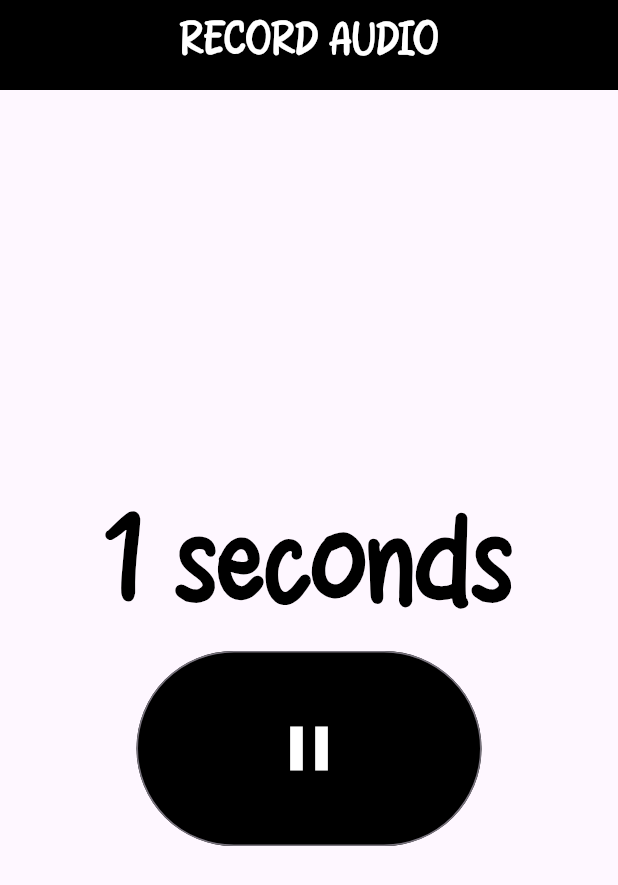
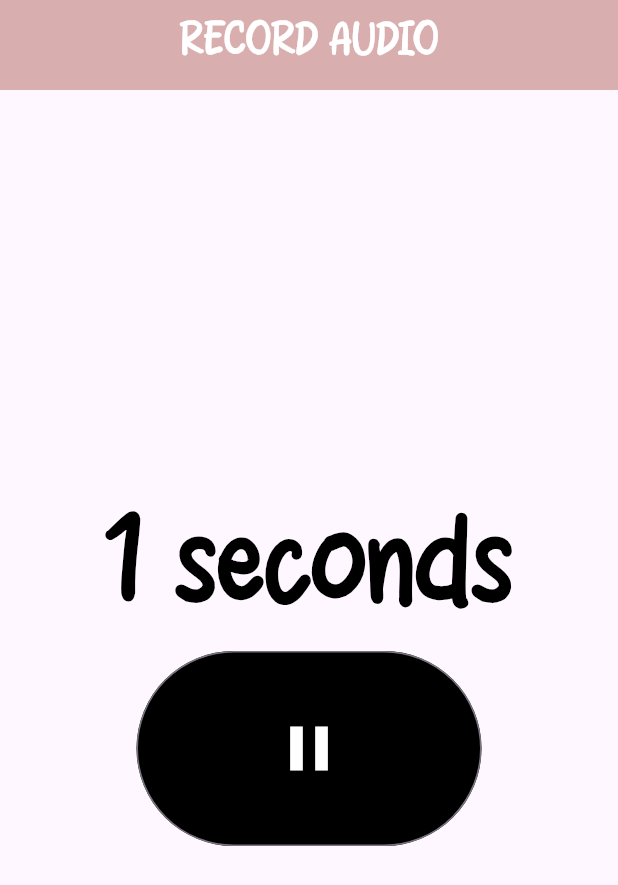
Before and after one commit to mojoshub/audio-recorder, a Flutter app: the screen it shows after launch, after a tap on the "mic" icon, on a phone screen of 412 x 824 dp. Shown: the top 885 px of the screen. Run offline on Flutter 3.47's test engine with Material 3 defaults, Android fonts, the phone set to English and light mode, and no system bars; our stand-ins replace audio_video_progress_bar, audioplayers, get, permission_handler.

Commit message:
back to coding

```diff
--- a/lib/routes/routes.dart
+++ b/lib/routes/routes.dart
@@ -7,6 +7,6 @@ class Routes {
   static var routes = [
     GetPage(name: '/', page: () => const MainScreen()),
     GetPage(name: '/audiolist', page: () => const AudioLIst()),
-    GetPage(name: '/timerpage', page: () => TimerPage()),
+    GetPage(name: '/timerpage', page: () => const TimerPage()),
   ];
 }
--- a/lib/screens/mainscreen.dart
+++ b/lib/screens/mainscreen.dart
@@ -39,6 +39,7 @@ class _MainScreenState extends State<MainScreen> {
   void stopTimer() {
     setState(() {
       isRunning = false;
+      int clock = 0;
     });
   }
 
@@ -48,7 +49,7 @@ class _MainScreenState extends State<MainScreen> {
         appBar: PreferredSize(
             preferredSize: const Size.fromHeight(60.0),
             child: AppBar(
-              backgroundColor: Colors.black,
+              backgroundColor: const Color.fromARGB(255, 217, 174, 174),
               title: const CustomText(
                 label: 'RECORD AUDIO',
                 lcolor: Colors.white,
@@ -62,7 +63,7 @@ class _MainScreenState extends State<MainScreen> {
             mainAxisAlignment: MainAxisAlignment.center,
             children: <Widget>[
               CustomText(
-                  label: '${clock} seconds',
+                  label: '$clock seconds',
                   lcolor: Colors.black,
                   lfontsize: 80.0,
                   fontweight: FontWeight.w600),
@@ -72,7 +73,7 @@ class _MainScreenState extends State<MainScreen> {
                     isRunning = !isRunning;
                   });
                   if (isRunning) {
-                    startRecording();
+                    requestPermission();
                   } else {
                     stopRecording();
                   }
@@ -96,7 +97,11 @@ class _MainScreenState extends State<MainScreen> {
 
   Future<void> requestPermission() async {
     var status = await Permission.microphone.request();
-    if (status.isGranted) {}
+    if (status.isGranted) {
+      startRecording();
+    } else {
+      print('enable permission.');
+    }
   }
 
   Future<String> saveAudioFile() async {
--- a/pubspec.yaml
+++ b/pubspec.yaml
@@ -40,6 +40,8 @@ dependencies:
   path_provider: ^2.1.3
   audioplayers: ^6.0.0
   audio_video_progress_bar: ^2.0.2
+  flutter_sound: ^9.7.2
+
 
 dev_dependencies:
   flutter_test:
```
Also changed, not shown: pubspec.lock.
